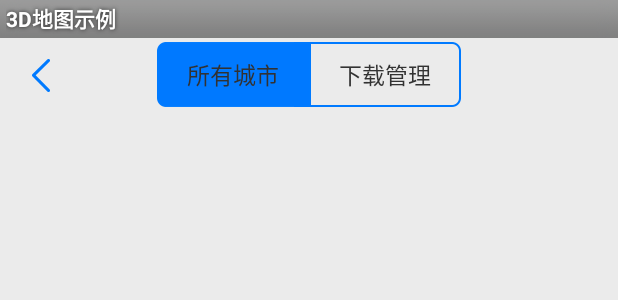
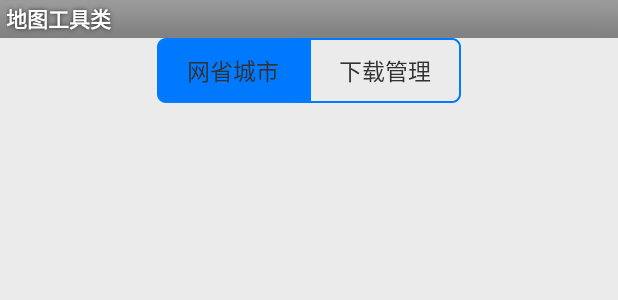
Before and after one commit to tangchao0106/Amap, an Android app: the layout offline_map_layout.xml on its own in the app's theme, with its tools: preview values and no code run, on a phone screen of 412 x 824 dp. Shown: the top 300 px of the screen. Run offline under Robolectric (Android 15) with nearby library versions, the phone set to English and light mode, and no system bars.

Commit message:
地图工具类。下载到指定目录，/storage/sdcard0/pwxsMap/offlineMap/

```diff
--- a/app/src/main/java/com/amap/map3d/demo/util/OffLineMapUtils.java
+++ b/app/src/main/java/com/amap/map3d/demo/util/OffLineMapUtils.java
@@ -13,7 +13,7 @@ public class OffLineMapUtils {
 			java.io.File fExternalStorageDirectory = Environment
 					.getExternalStorageDirectory();
 			java.io.File autonaviDir = new java.io.File(
-					fExternalStorageDirectory, "amapsdk");
+					fExternalStorageDirectory, "pwxsMap");
 			boolean result = false;
 			if (!autonaviDir.exists()) {
 				result = autonaviDir.mkdir();
--- a/app/src/main/res/layout/offline_map_layout.xml
+++ b/app/src/main/res/layout/offline_map_layout.xml
@@ -11,12 +11,12 @@
         android:layout_width="match_parent"
         android:layout_height="wrap_content" >
 
-        <ImageView
+<!--        <ImageView
             android:id="@+id/back_image_view"
             android:layout_width="wrap_content"
             android:layout_height="wrap_content"
             android:layout_alignParentLeft="true"
-            android:src="@drawable/offline_back" />
+            android:src="@drawable/offline_back" />-->
 
         <LinearLayout
             android:layout_width="wrap_content"
--- a/app/src/main/res/values/strings.xml
+++ b/app/src/main/res/values/strings.xml
@@ -22,7 +22,7 @@
     <string name="custom_info_contents">Custom info contents</string>
     <string name="custom_info_window">Custom info window</string>
     <string name="default_info_window">Default info window</string>
-    <string name="demo_title">3D地图示例</string>
+    <string name="demo_title">地图工具类</string>
     <string name="down_arrow">\u2193</string>
     <string name="drag_melbourne">Drag Melbourne</string>
     <string name="events_demo">Events功能</string>
@@ -167,7 +167,7 @@
     <string name="province">省</string>
     <string name="city">市</string>
     <string name="district">区/县</string>
-    <string name="all_offline">所有城市</string>
+    <string name="all_offline">网省城市</string>
     <string name="download_offline">下载管理</string>
     <string name="city_name">城市名称</string>
     <string name="city_size">城市大小</string>
```
Also changed, not shown: app/src/main/AndroidManifest.xml (+8 -7 lines), app/src/main/java/com/amap/map3d/demo/offlinemap/OfflineMapActivity.java (+35 -3 lines), build.gradle (+9 -0 lines), app/src/main/res/drawable-hdpi/ic_pwxs_launcher.png (added).
